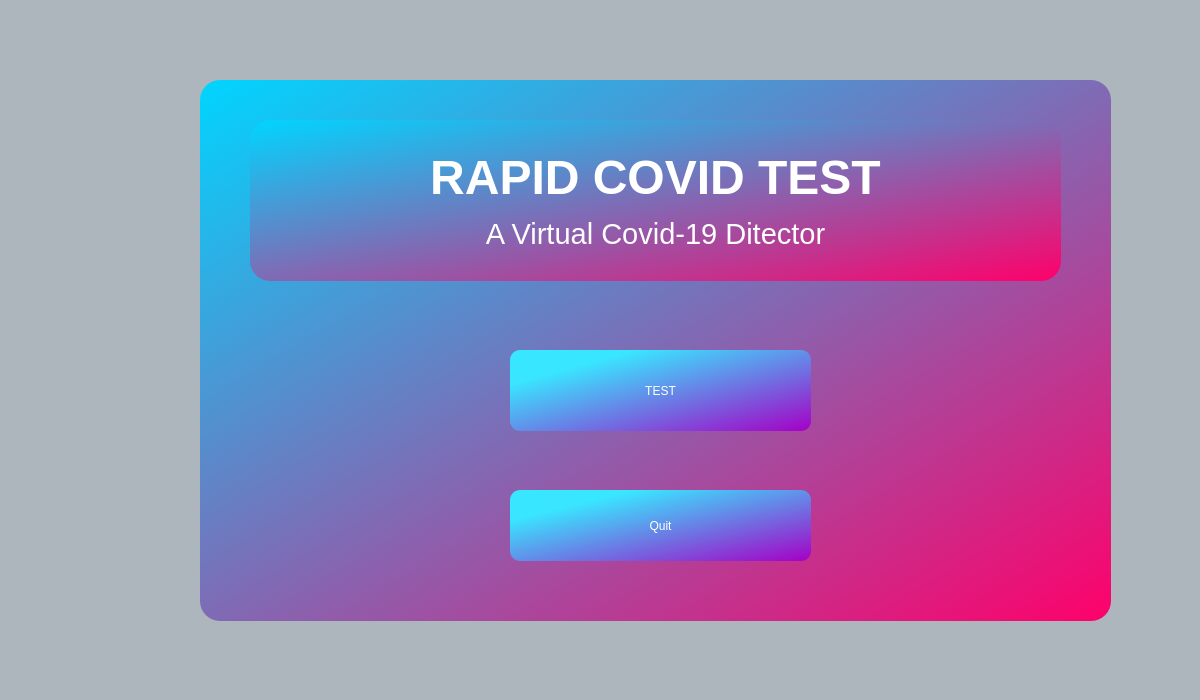
Above: CoviCURE/Forms/Rapidcovid/rapidcovid.ui from ayush-regmi/CoviCURE before the change. Below: the same form after it.
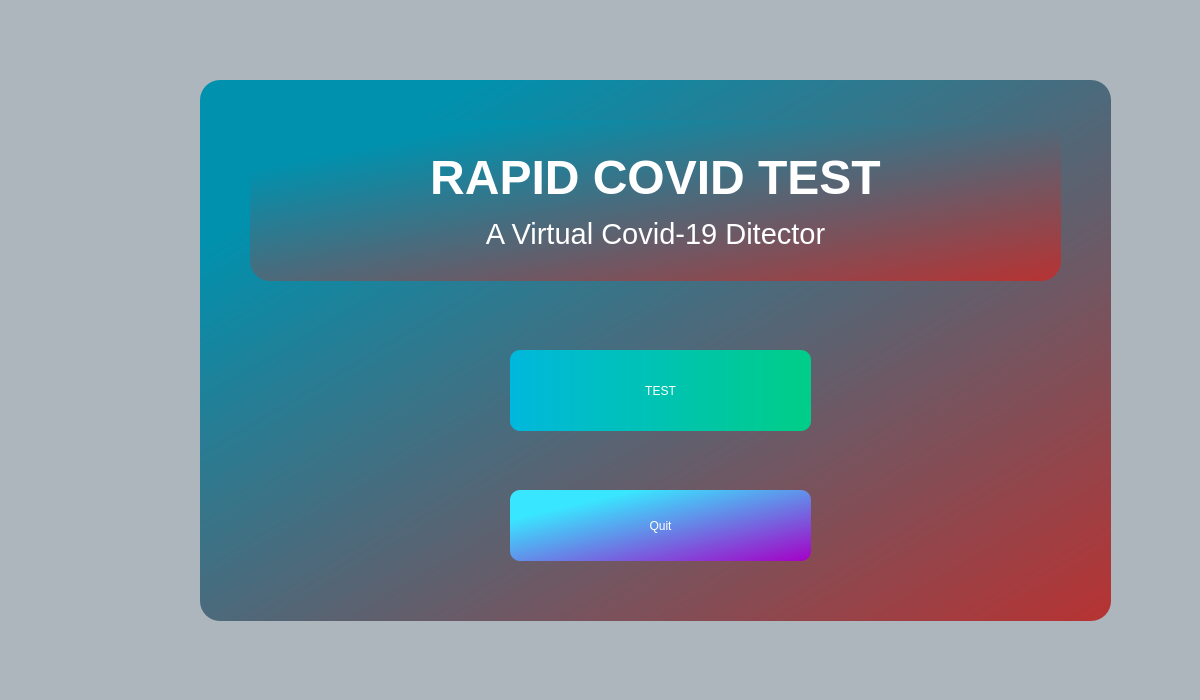
That is the form after the change.

```diff
--- a/CoviCURE/Forms/Rapidcovid/rapidcovid.ui
+++ b/CoviCURE/Forms/Rapidcovid/rapidcovid.ui
@@ -43,7 +43,7 @@
      </rect>
     </property>
     <property name="styleSheet">
-     <string notr="true">background-color: qlineargradient(spread:reflect, x1:0, y1:0, x2:1, y2:1, stop:0 rgba(0, 213, 255, 255), stop:1 rgba(255, 0, 106, 255));
+     <string notr="true">background-color: qlineargradient(spread:reflect, x1:0, y1:0, x2:1, y2:1, stop:0.153409 rgba(0, 145, 174, 255), stop:1 rgba(184, 50, 50, 255));
 border-radius: 20px;</string>
     </property>
     <property name="title">
@@ -60,6 +60,7 @@
      </property>
      <property name="font">
       <font>
+       <family>Segoe UI</family>
        <pointsize>36</pointsize>
        <italic>false</italic>
        <bold>true</bold>
@@ -102,8 +103,9 @@
      </property>
      <property name="styleSheet">
       <string notr="true">font: 26pt &quot;Cooper Black&quot;;
+background-color: qlineargradient(spread:pad, x1:0, y1:0, x2:1, y2:0, stop:0 rgba(0, 184, 221, 255), stop:0.971591 rgba(0, 205, 137, 255));
 color: rgb(255, 255, 255);
-background-color: qlineargradient(spread:pad, x1:0, y1:0, x2:1, y2:1, stop:0.210227 rgba(57, 230, 255, 255), stop:1 rgba(165, 0, 198, 255));
+
 border-radius: 10px;</string>
      </property>
      <property name="text">
```
